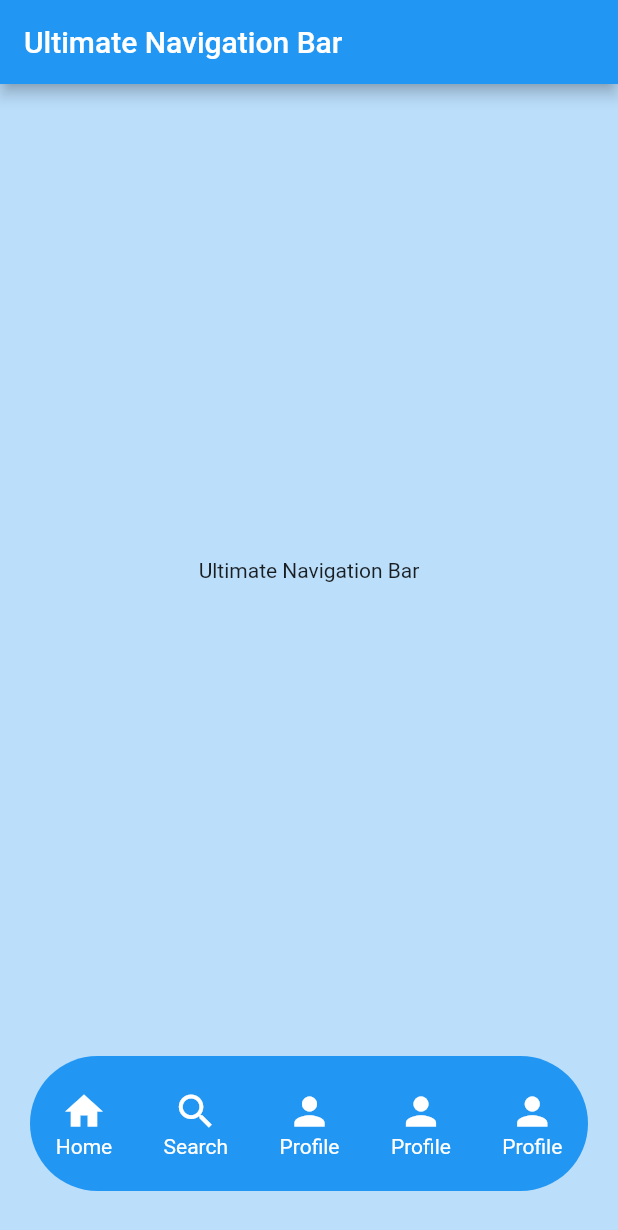
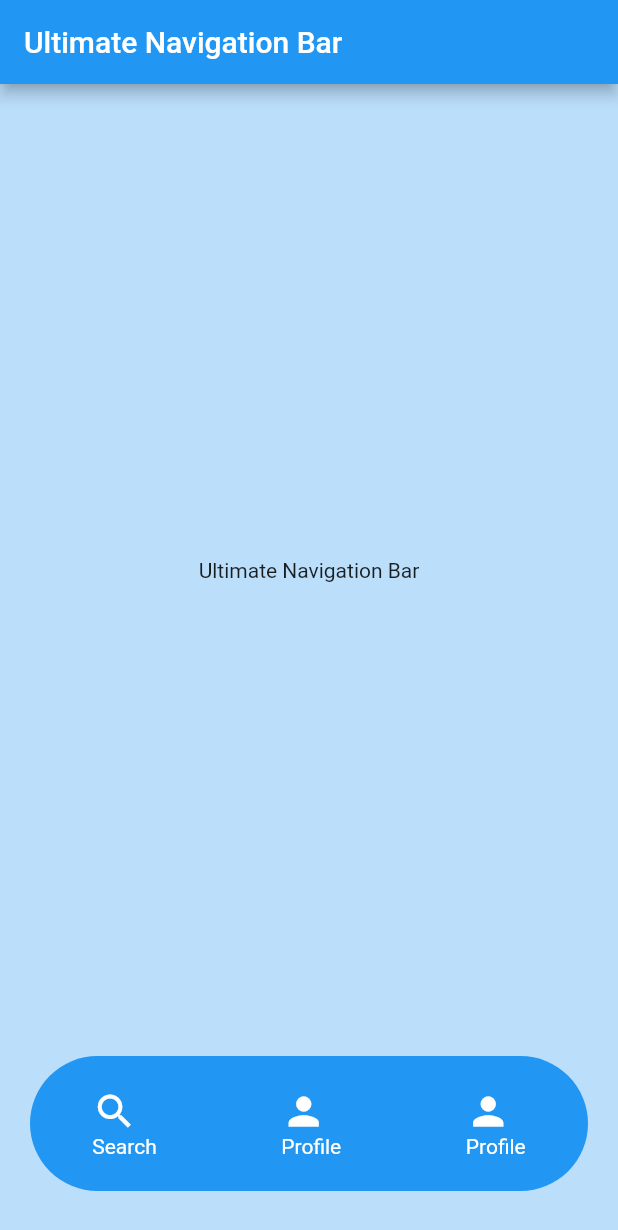
Before and after one commit to UltimateNavBar/ultimate_navigation_bar, a Flutter app: the screen it shows after launch, after a tap on "Search", on a phone screen of 412 x 824 dp. Shown: the top 1230 px of the screen. Run offline on Flutter 3.47's test engine with Material 2 defaults, Android fonts, the phone set to English and light mode, and no system bars.

Commit message:
Add Alignment Col

```diff
--- a/example/lib/main.dart
+++ b/example/lib/main.dart
@@ -36,23 +36,12 @@ class _MyAppState extends State<MyApp> {
             itemsColor: Colors.white,
             isFloating: true,
             iconsSize: 30,
+            alignmentItems: TextAlign.start,
             borderRadiusBar: BorderRadius.circular(80),
             items: [
               NavBarItem(
-                  label: 'Home',
-                  icon: Icons.home,
-                  onTap: () {
-                    print('tapped');
-                  }),
-              NavBarItem(
                   label: 'Search',
                   icon: Icons.search,
-                  onTap: () {
-                    print('tapped');
-                  }),
-              NavBarItem(
-                  label: 'Profile',
-                  icon: Icons.person,
                   onTap: () {
                     print('tapped');
                   }),
--- a/lib/src/nav_bar.dart
+++ b/lib/src/nav_bar.dart
@@ -6,6 +6,7 @@ class UltimateNavBar extends StatelessWidget {
   final Color? backgroundColor;
   final int? barHeight;
   final bool? isFloating;
+  final TextAlign? alignmentItems;
   final BorderRadius? borderRadiusBar;
   final double? iconsSize;
   final Color? itemsColor;
@@ -19,9 +20,19 @@ class UltimateNavBar extends StatelessWidget {
     this.borderRadiusBar,
     this.isFloating,
     this.itemsColor,
+    this.alignmentItems,
   }) : super(key: key);
 
   generateItems(List<NavBarItem> items) {
+    final CrossAxisAlignment orientation;
+
+    if(alignmentItems == TextAlign.start) {
+      orientation = CrossAxisAlignment.start;
+    }else if(alignmentItems == TextAlign.end) {
+      orientation = CrossAxisAlignment.end;
+    }else {
+      orientation = CrossAxisAlignment.center;
+    }
 
     if (items.length > 5) {
       throw Exception('You can\'t have more than 5 items in the navigation bar');
@@ -34,6 +45,7 @@ class UltimateNavBar extends StatelessWidget {
                 height: 60,
                 child: Column(
                   mainAxisAlignment: MainAxisAlignment.center,
+                  crossAxisAlignment: orientation,
                   children: [
                     Icon(
                       item.icon,
@@ -42,7 +54,7 @@ class UltimateNavBar extends StatelessWidget {
                     ),
                     if (item.label != null)
                       Text(item.label!,
-                          style: TextStyle(color: itemsColor ?? Colors.black))
+                        style: TextStyle(color: itemsColor ?? Colors.black),)
                   ],
                 ),
               ),
--- a/pubspec.yaml
+++ b/pubspec.yaml
@@ -1,5 +1,5 @@
 name: ultimate_navigation_bar
-description: The ultimate navigation bar for flutter.
+description: The ultimate navigation bar for flutter. Easy to use and highly customizable.
 version: 0.0.7
 homepage: https://github.com/simon-jo8/ultimate_navigation_bar/tree/dev
 
```
Also changed, not shown: 2 other files.
